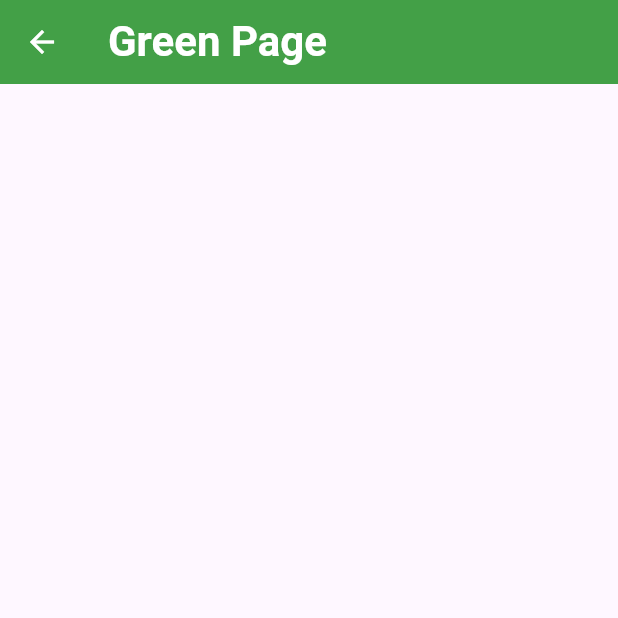
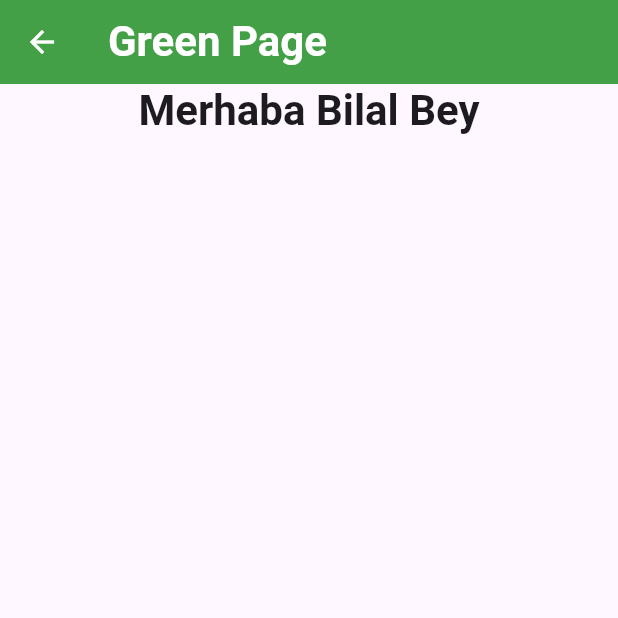
Before and after one commit to ensaryldrm/Flutter, a Flutter app: the screen it shows after launch, after a tap on "Yeşil sayfaya git", on a phone screen of 412 x 824 dp, the top half of it. Run offline on Flutter 3.47's test engine with Material 3 defaults, Android fonts, the phone set to English and light mode, and no system bars; our stand-ins replace font_awesome_flutter, webview_flutter.

Commit message:
Kod değiştirildi

```diff
--- a/flutter_tekrar/routes/lib/greenpage.dart
+++ b/flutter_tekrar/routes/lib/greenpage.dart
@@ -1,7 +1,8 @@
 import 'package:flutter/material.dart';
 
 class GreenPage extends StatelessWidget {
-  const GreenPage({super.key});
+  final String ad;
+  const GreenPage({required this.ad});
 
   @override
   Widget build(BuildContext context) {
@@ -11,6 +12,16 @@ class GreenPage extends StatelessWidget {
         backgroundColor: Colors.green.shade600,
         foregroundColor: Colors.white,
       ),
+      body: Center(
+        child: Column(
+          children: [
+            Text(
+              "Merhaba ${ad} Bey",
+              style: Theme.of(context).textTheme.titleLarge,
+            ),
+          ],
+        ),
+      ),
     );
   }
 }
--- a/flutter_tekrar/routes/lib/route_generator.dart
+++ b/flutter_tekrar/routes/lib/route_generator.dart
@@ -1,5 +1,6 @@
 import 'package:flutter/material.dart';
 import 'package:routes/greenpage.dart';
+import 'package:routes/hataSayfasi.dart';
 import 'package:routes/redpage.dart';
 import 'package:routes/yellowpage.dart';
 
@@ -13,10 +14,11 @@ class RouteGenerator {
         return MaterialPageRoute(builder: (context) => RedPage());
 
       case "/greenPage":
-        return MaterialPageRoute(builder: (context) => GreenPage());
+        String name = settings.arguments as String;
+        return MaterialPageRoute(builder: (context) => GreenPage(ad: name));
 
       default:
-        return MaterialPageRoute(builder: (context) => GreenPage());
+        return MaterialPageRoute(builder: (context) => HataSayfasi());
     }
   }
 }
--- a/flutter_tekrar/routes/lib/yellowpage.dart
+++ b/flutter_tekrar/routes/lib/yellowpage.dart
@@ -1,8 +1,19 @@
 import 'package:flutter/material.dart';
 
-class YellowPage extends StatelessWidget {
+class YellowPage extends StatefulWidget {
   const YellowPage({super.key});
+
+  @override
+  State<YellowPage> createState() => _YellowPageState();
+}
+
+class _YellowPageState extends State<YellowPage> {
   late String name;
+  @override
+  void initState() {
+    super.initState();
+    name = "Bilal";
+  }
 
   @override
   Widget build(BuildContext context) {
@@ -46,7 +57,9 @@ class YellowPage extends StatelessWidget {
                   ),
                 ),
                 onPressed: () {
-                  Navigator.of(context).pushNamed("/greenPage");
+                  Navigator.of(
+                    context,
+                  ).pushNamed("/greenPage", arguments: name);
                 },
                 child: Text("Yeşil sayfaya git"),
               ),
```
Also changed, not shown: flutter_tekrar/routes/lib/main.dart (+14 -11 lines).
